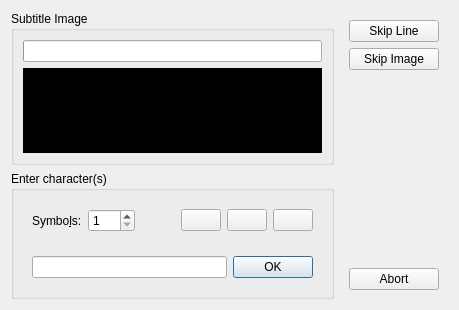
Before: the Qt Designer form src/formats/vobsub/vobsubinputprocessdialog.ui in project-renard-survey/subtitlecomposer, drawn with Qt 5.
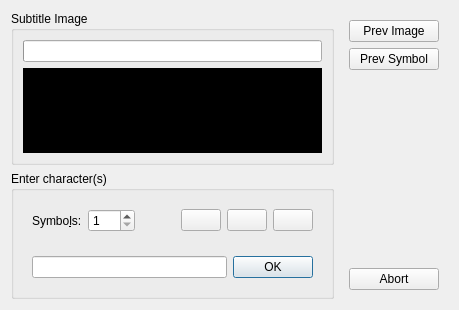
After: the same form once the commit is applied. Icons and pictures are not drawn.

Commit message: refactor vobsub processing

```diff
--- a/src/formats/vobsub/vobsubinputprocessdialog.ui
+++ b/src/formats/vobsub/vobsubinputprocessdialog.ui
@@ -189,7 +189,7 @@
       <item>
        <widget class="QPushButton" name="btnSkipLine">
         <property name="text">
-         <string>Skip Line</string>
+         <string>Prev Image</string>
         </property>
         <property name="icon">
          <iconset theme="go-next">
@@ -203,7 +203,7 @@
       <item>
        <widget class="QPushButton" name="btnSkipImage">
         <property name="text">
-         <string>Skip Image</string>
+         <string>Prev Symbol</string>
         </property>
         <property name="icon">
          <iconset theme="go-next">
```
Left out of the diff: 13 changed lines with no effect on the pictures. The commit also changes 2 other files.
